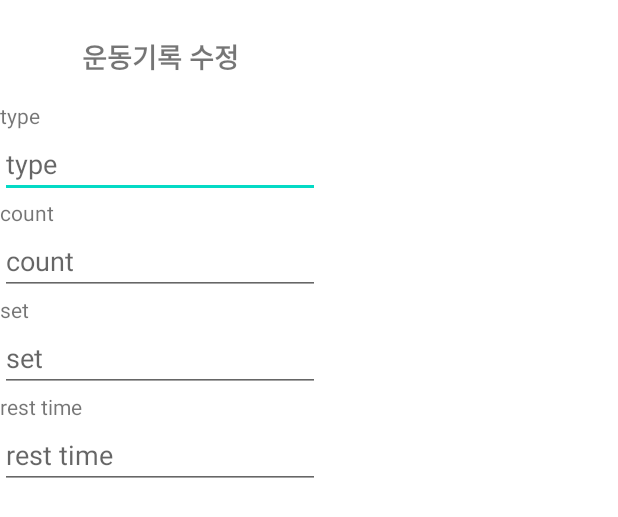
After one commit to parkhojeong/knulling-app-manage-weight-info, an Android app: the layout dialog.xml on its own in the app's theme, with its tools: preview values and no code run, on a phone screen of 412 x 824 dp. The commit adds this screen. Shown: the top 517 px of the screen. Run offline under Robolectric (Android 15) with nearby library versions, the phone set to English and light mode, and no system bars.

Commit message:
운동정보 수정 기능 추가

```diff
--- /dev/null
+++ b/app/src/main/res/layout/dialog.xml
@@ -0,0 +1,71 @@
+<?xml version="1.0" encoding="utf-8"?>
+<LinearLayout xmlns:android="http://schemas.android.com/apk/res/android"
+    android:layout_width="wrap_content"
+    android:layout_height="match_parent"
+    android:orientation="vertical">
+
+    <TextView
+        android:id="@+id/dialogTitle"
+        android:layout_width="match_parent"
+        android:layout_height="wrap_content"
+        android:layout_marginBottom="16dp"
+        android:layout_marginLeft="16dp"
+        android:layout_marginRight="16dp"
+        android:layout_marginTop="24dp"
+        android:text="운동기록 수정"
+        android:textAlignment="center"
+        android:textSize="18sp"
+        android:textStyle="bold" />
+
+    <TextView
+        android:id="@+id/dialogWeightInfoTypeTitleText"
+        android:layout_width="match_parent"
+        android:layout_height="wrap_content"
+        android:text="type" />
+    <EditText
+        android:id="@+id/dialogWeightInfoTypeText"
+        android:layout_width="match_parent"
+        android:layout_height="wrap_content"
+        android:ems="10"
+        android:hint="type"
+        android:inputType="textPersonName" />
+
+    <TextView
+        android:id="@+id/dialogWeightInfoCountTitleText"
+        android:layout_width="match_parent"
+        android:layout_height="wrap_content"
+        android:text="count" />
+    <EditText
+        android:id="@+id/dialogWeightInfoCountText"
+        android:layout_width="match_parent"
+        android:layout_height="wrap_content"
+        android:ems="10"
+        android:hint="count"
+        android:inputType="number" />
+
+    <TextView
+        android:id="@+id/dialogWeightInfoSetTitleText"
+        android:layout_width="match_parent"
+        android:layout_height="wrap_content"
+        android:text="set" />
+    <EditText
+        android:id="@+id/dialogWeightInfoSetText"
+        android:layout_width="match_parent"
+        android:layout_height="wrap_content"
+        android:ems="10"
+        android:hint="set"
+        android:inputType="number" />
+
+    <TextView
+        android:id="@+id/dialogWeightInfoRestTimeTitleText"
+        android:layout_width="match_parent"
+        android:layout_height="wrap_content"
+        android:text="rest time" />
+    <EditText
+        android:id="@+id/dialogWeightInfoRestTimeText"
+        android:layout_width="match_parent"
+        android:layout_height="wrap_content"
+        android:ems="10"
+        android:hint="rest time"
+        android:inputType="number" />
+</LinearLayout>
```
Also changed, not shown: app/src/main/java/com/example/recordweightinfo/MainActivity.kt (+48 -0 lines), app/src/main/res/layout/activity_main.xml (+6 -2 lines), app/src/main/res/layout/listview_item.xml (+8 -1 lines).
